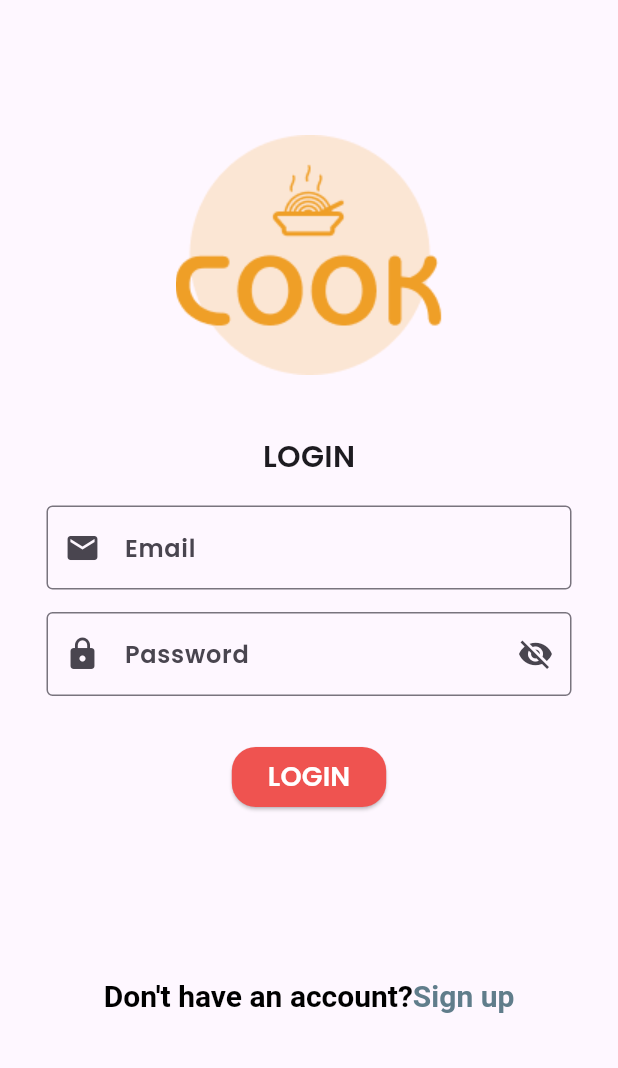
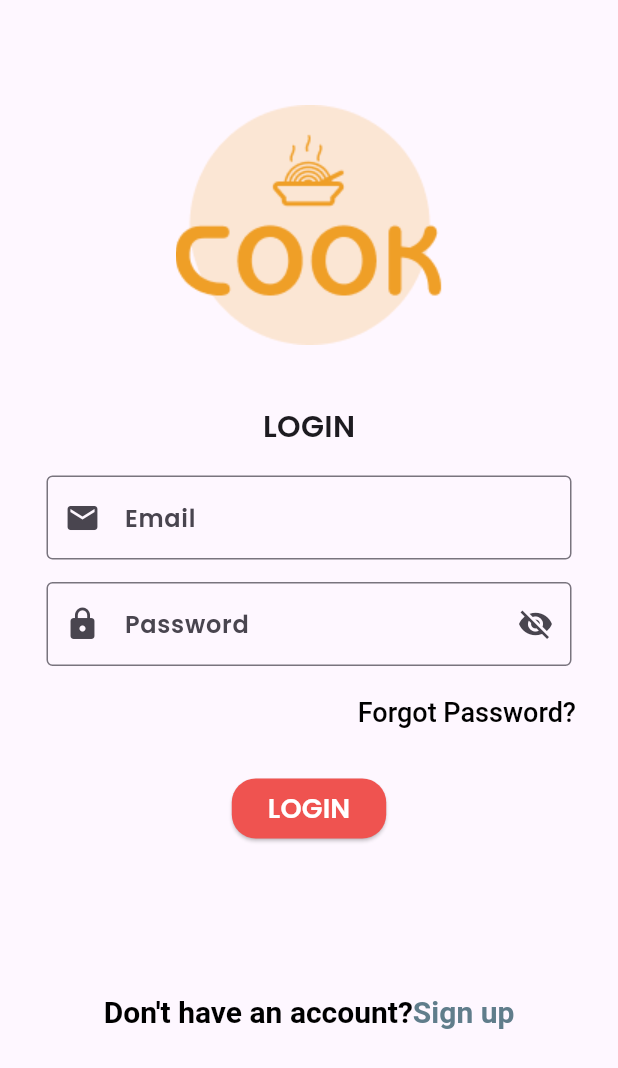
Before and after one commit to AnishBaniya1/Flutter-Project, a Flutter app: the LoginPage screen opened by its route, on a phone screen of 412 x 824 dp. Shown: the top 1068 px of the screen. Run offline on Flutter 3.47's test engine with Material 3 defaults, Android fonts, the phone set to English and light mode, and no system bars; our stand-ins replace curved_navigation_bar, firebase_auth, firebase_core, flutter_dotenv, smooth_page_indicator; accounts and stored records are empty.

Commit message:
feat: reset password

```diff
--- a/food_app/lib/src/features/auth/presentation/pages/login_page.dart
+++ b/food_app/lib/src/features/auth/presentation/pages/login_page.dart
@@ -3,6 +3,7 @@ import 'package:flutter/material.dart';
 import 'package:food_app/src/core/components/app_text_style.dart';
 import 'package:food_app/src/core/resources/resource.dart';
 import 'package:food_app/src/core/services/firebase_service.dart';
+import 'package:food_app/src/features/auth/presentation/pages/forgotpassword_page.dart';
 import 'package:food_app/src/features/auth/presentation/pages/signup_page.dart';
 import 'package:food_app/src/features/common/widgets/bottom_navwrapper.dart';
 
@@ -44,7 +45,7 @@ class _LoginPageState extends State<LoginPage> {
             child: Column(
               mainAxisAlignment: MainAxisAlignment.center,
               children: [
-                const SizedBox(height: 90),
+                const SizedBox(height: 70),
                 Image.asset(AppImage.logo),
                 SizedBox(height: 40),
                 const Text(
@@ -109,6 +110,29 @@ class _LoginPageState extends State<LoginPage> {
                     ),
                   ),
                 ),
+                SizedBox(height: 20),
+                Padding(
+                  padding: const EdgeInsets.only(right: 28),
+                  child: Container(
+                    alignment: Alignment.topRight,
+                    child: RichText(
+                      text: TextSpan(
+                        text: "Forgot Password?",
+                        style: AppTextStyle.subheading2(),
+                        recognizer:
+                            TapGestureRecognizer()
+                              ..onTap = () {
+                                Navigator.of(context).push(
+                                  MaterialPageRoute(
+                                    builder: (context) => ForgotpasswordPage(),
+                                  ),
+                                );
+                              },
+                      ),
+                    ),
+                  ),
+                ),
+
                 const SizedBox(height: 30),
                 ElevatedButton(
                   style: ElevatedButton.styleFrom(
@@ -143,7 +167,7 @@ class _LoginPageState extends State<LoginPage> {
                   child: const Text('LOGIN', style: TextStyle(fontSize: 18)),
                 ),
 
-                const SizedBox(height: 110),
+                const SizedBox(height: 100),
 
                 RichText(
                   text: TextSpan(
```
Also changed, not shown: food_app/lib/src/core/services/firebase_service.dart (+11 -0 lines), food_app/lib/src/features/auth/presentation/pages/forgotpassword_page.dart (added, +120 -0 lines).
